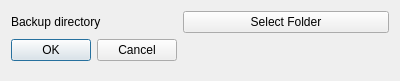
Qt form settingsdialog.ui (h4mu/SaveGameBackup) before a commit.
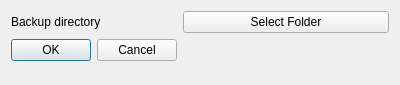
The same form after that commit.

Diff of the .ui file:
```diff
--- a/settingsdialog.ui
+++ b/settingsdialog.ui
@@ -7,7 +7,7 @@
     <x>0</x>
     <y>0</y>
     <width>400</width>
-    <height>81</height>
+    <height>85</height>
    </rect>
   </property>
   <property name="windowTitle">
```
Left out of the diff: 2 changed lines with no effect on the pictures.
